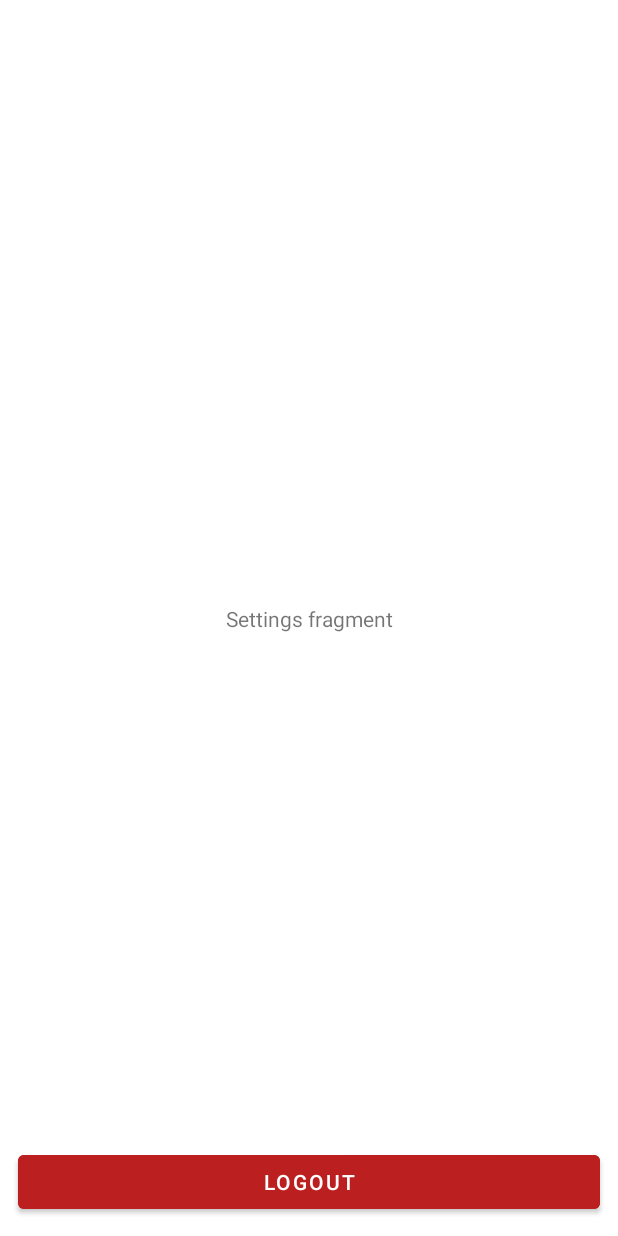
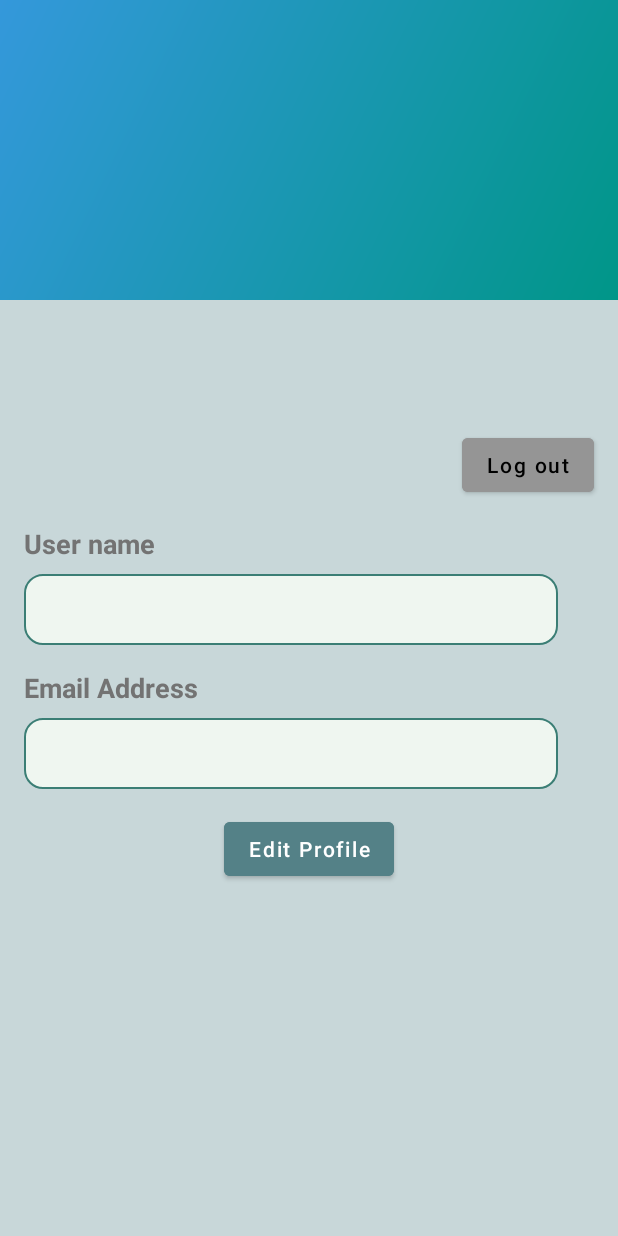
Before and after one commit to ArupaBarua/EvSync, an Android app: the layout fragment_profile.xml on its own in the app's theme, with its tools: preview values and no code run, on a phone screen of 412 x 824 dp. Run offline under Robolectric (Android 15) with nearby library versions, the phone set to English and light mode, and no system bars.

Commit message:
Arupa's changes

```diff
--- a/app/build.gradle
+++ b/app/build.gradle
@@ -67,6 +67,8 @@ dependencies {
     implementation(platform("com.google.firebase:firebase-bom:33.7.0"))
     implementation("com.google.firebase:firebase-auth")
     implementation("com.google.firebase:firebase-firestore:25.1.1")
+    implementation("com.google.firebase:firebase-storage-ktx:20.1.0")
+
 
     // auth with credential manager
     implementation "com.google.android.gms:play-services-auth:21.3.0"
@@ -83,6 +85,10 @@ dependencies {
     implementation 'com.github.bumptech.glide:glide:4.15.1' // Check for latest version
     annotationProcessor 'com.github.bumptech.glide:compiler:4.15.1' // For annotation support
 
+    // dependencies for Coroutines
+    implementation "org.jetbrains.kotlinx:kotlinx-coroutines-core:1.7.3"
+    implementation "org.jetbrains.kotlinx:kotlinx-coroutines-android:1.7.3"
+
 
     testImplementation libs.junit
     androidTestImplementation libs.androidx.junit
--- /dev/null
+++ b/app/src/main/res/drawable/gradient_background.xml
@@ -0,0 +1,12 @@
+<?xml version="1.0" encoding="utf-8"?>
+<layer-list xmlns:android="http://schemas.android.com/apk/res/android">
+    <item>
+        <shape>
+            <gradient
+                android:angle="135"
+                android:startColor="#009688"
+                android:endColor="#3498DB"
+                android:type="linear" />
+        </shape>
+    </item>
+</layer-list>
--- /dev/null
+++ b/app/src/main/res/drawable/text_view_drawable.xml
@@ -0,0 +1,6 @@
+<?xml version="1.0" encoding="utf-8"?>
+<shape xmlns:android="http://schemas.android.com/apk/res/android">
+    <solid android:color="#EFF6F0"/> <!-- Light green background -->
+    <corners android:radius="12dp"/> <!-- Rounded corners -->
+    <stroke android:width="1dp" android:color="#3B7E75"/> <!-- Border color -->
+</shape>
--- a/app/src/main/res/layout/fragment_profile.xml
+++ b/app/src/main/res/layout/fragment_profile.xml
@@ -5,30 +5,107 @@
     android:id="@+id/frameLayout"
     android:layout_width="match_parent"
     android:layout_height="match_parent"
-    tools:context=".app.pages.TaskListFragment">
+    android:background="@color/light_grey">
 
-    <!-- TODO: Update blank fragment layout -->
-    <TextView
-        android:id="@+id/textView"
-        android:layout_width="wrap_content"
-        android:layout_height="wrap_content"
-        android:text="Settings fragment"
-        app:layout_constraintBottom_toBottomOf="parent"
+    <View
+        android:id="@+id/headerBackground"
+        android:layout_width="0dp"
+        android:layout_height="200dp"
+        android:background="@drawable/gradient_background"
+        app:layout_constraintTop_toTopOf="parent"
+        app:layout_constraintStart_toStartOf="parent"
+        app:layout_constraintEnd_toEndOf="parent" />
+
+    <ImageView
+        android:id="@+id/profileImageView"
+        android:layout_width="120dp"
+        android:layout_height="120dp"
+        android:padding="4dp"
+        app:layout_constraintTop_toTopOf="parent"
+        app:layout_constraintStart_toStartOf="parent"
         app:layout_constraintEnd_toEndOf="parent"
-        app:layout_constraintStart_toStartOf="parent"
-        app:layout_constraintTop_toTopOf="parent" />
+        android:layout_marginTop="150dp"/>
 
     <Button
         android:id="@+id/btnLogout"
-        android:layout_width="match_parent"
+        android:layout_width="wrap_content"
         android:layout_height="wrap_content"
-        android:layout_marginBottom="12dp"
-        android:layout_marginHorizontal="12dp"
-        android:backgroundTint="@color/red"
-        android:textColor="@color/white"
-        android:text="Logout"
-        app:layout_constraintBottom_toBottomOf="parent"
+        android:layout_margin="16dp"
+        android:text="Log out"
+        android:backgroundTint="@color/lightGrey"
+        android:textColor="@color/black"
         app:layout_constraintEnd_toEndOf="parent"
-        app:layout_constraintStart_toStartOf="parent" />
+        app:layout_constraintTop_toBottomOf="@+id/profileImageView"
+        android:textAllCaps="false"/>
+
+    <TextView
+        android:id="@+id/name"
+        android:layout_width="0dp"
+        android:layout_height="wrap_content"
+        android:text="User name"
+        android:layout_margin="16dp"
+        android:textStyle="bold"
+        android:textSize="18sp"
+        android:textColor="@color/grey"
+        app:layout_constraintStart_toStartOf="parent"
+        app:layout_constraintEnd_toEndOf="parent"
+        app:layout_constraintTop_toBottomOf="@id/btnLogout"/>
+
+    <TextView
+        android:id="@+id/tvUserName"
+        android:layout_width="0dp"
+        android:layout_height="wrap_content"
+        android:layout_marginLeft="16dp"
+        android:layout_marginTop="8dp"
+        android:layout_marginRight="40dp"
+        android:padding="10dp"
+        android:textColor="@color/black"
+        android:textSize="20sp"
+        android:background="@drawable/text_view_drawable"
+        app:layout_constraintEnd_toEndOf="parent"
+        app:layout_constraintStart_toStartOf="parent"
+        app:layout_constraintTop_toBottomOf="@+id/name" />
+
+    <TextView
+        android:id="@+id/email"
+        android:layout_width="0dp"
+        android:layout_height="wrap_content"
+        android:text="Email Address"
+        android:layout_margin="16dp"
+        android:textSize="18sp"
+        android:textStyle="bold"
+        android:textColor="@color/grey"
+        app:layout_constraintStart_toStartOf="parent"
+        app:layout_constraintEnd_toEndOf="parent"
+        app:layout_constraintTop_toBottomOf="@id/tvUserName"/>
+
+    <TextView
+        android:id="@+id/tvUserEmail"
+        android:layout_width="0dp"
+        android:layout_height="wrap_content"
+        android:background="@drawable/text_view_drawable"
+        android:padding="10dp"
+        android:layout_marginLeft="16dp"
+        android:layout_marginTop="8dp"
+        android:layout_marginRight="40dp"
+        android:textColor="@color/black"
+        android:textSize="20sp"
+        app:layout_constraintEnd_toEndOf="parent"
+        app:layout_constraintStart_toStartOf="parent"
+        app:layout_constraintTop_toBottomOf="@+id/email" />
+
+
+    <Button
+        android:id="@+id/editProfile"
+        android:layout_width="wrap_content"
+        android:layout_height="wrap_content"
+        android:text="Edit Profile"
+        android:layout_margin="16dp"
+        app:layout_constraintEnd_toEndOf="parent"
+        app:layout_constraintStart_toStartOf="parent"
+        app:layout_constraintTop_toBottomOf="@+id/tvUserEmail"
+        android:backgroundTint="@color/mint"
+        android:textAllCaps="false"/>
+
 
 </androidx.constraintlayout.widget.ConstraintLayout>
--- a/app/src/main/res/values/colors.xml
+++ b/app/src/main/res/values/colors.xml
@@ -10,4 +10,9 @@
     <color name="action">#0AA0B0</color>
     <color name="background">#E9ECFC</color>
     <color name="red">#BC1F1F</color>
+    <color name="light_grey">#C8D7D9</color>
+    <color name="mint">#548187</color>
+    <color name="light_green">#478D68</color>
+    <color name="grey">#737373</color>
+    <color name="lightGrey">#959595</color>
 </resources>
```
Also changed, not shown: app/src/main/java/com/esa/evsync/app/pages/EditProfileFragment.kt (added, +111 -0 lines), app/src/main/java/com/esa/evsync/app/pages/ProfileFragment.kt (+39 -0 lines), app/src/main/res/layout/fragment_edit_profile.xml (added, +49 -0 lines), app/src/main/res/navigation/nav_graph.xml (+17 -4 lines).
